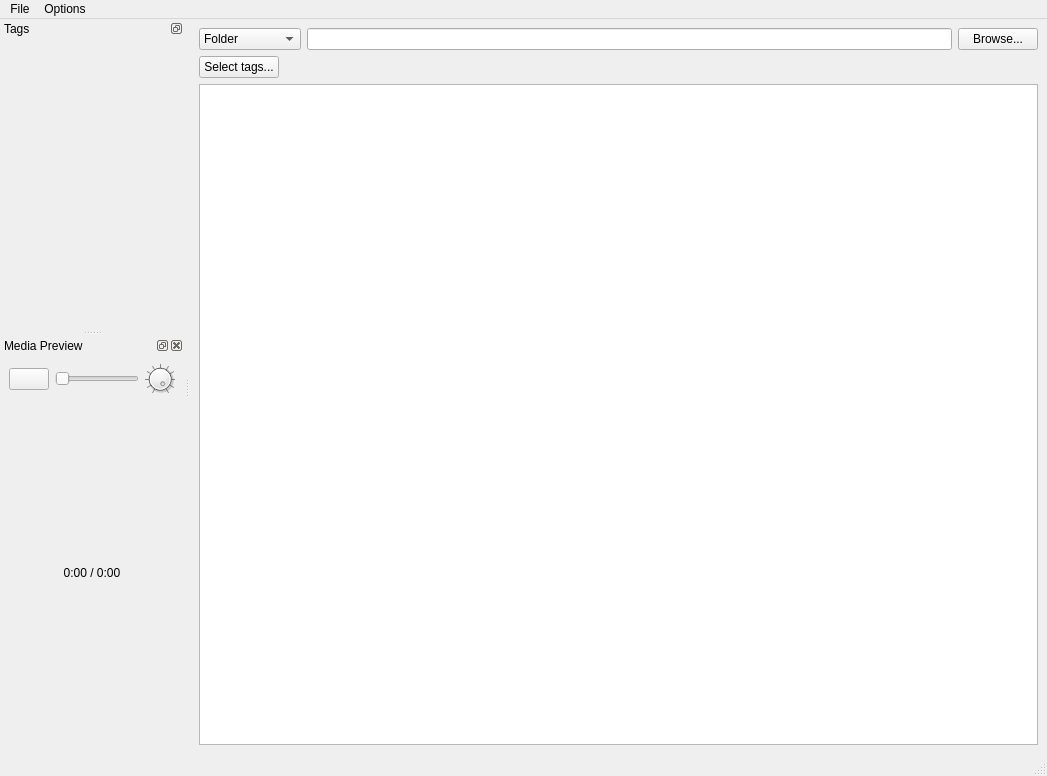
Old version of the form ui/tagger_window.ui in the repository midnightdim/declutter.
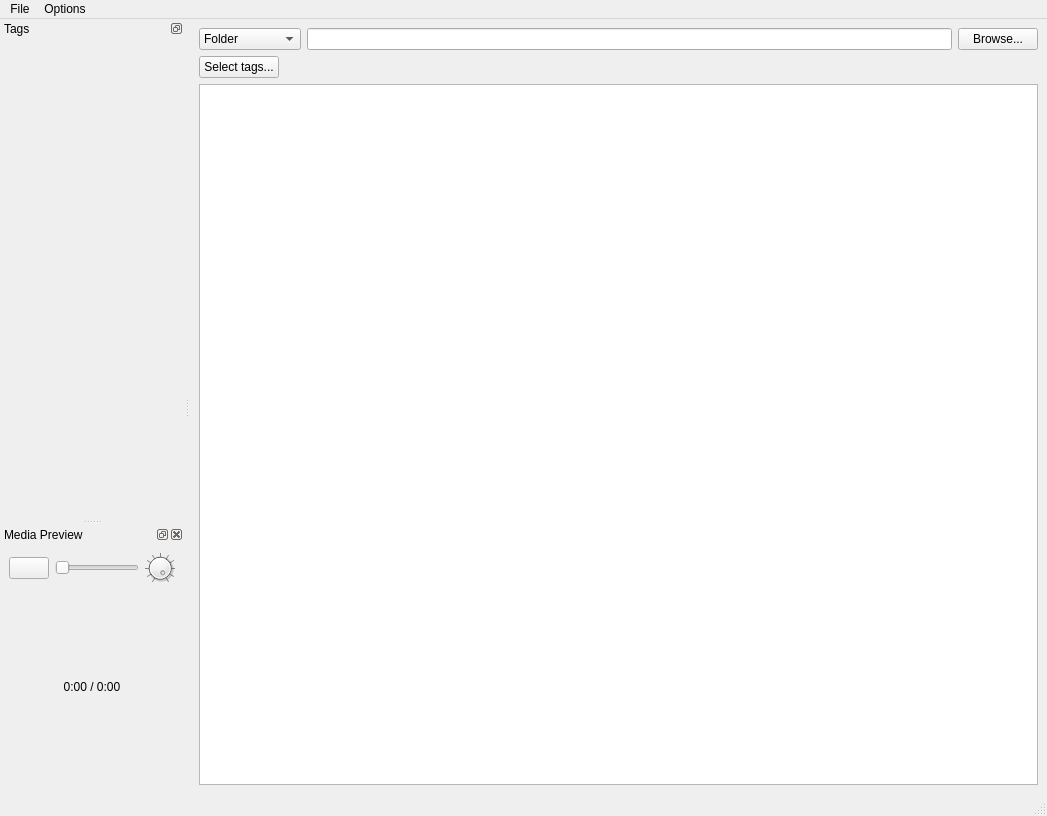
New version of the form. Icons and pictures are not drawn. Custom widgets are drawn as their Qt base class.

```diff
--- a/ui/tagger_window.ui
+++ b/ui/tagger_window.ui
@@ -146,7 +146,7 @@
   <widget class="QStatusBar" name="statusbar"/>
   <widget class="QDockWidget" name="tagsDockWidget">
    <property name="sizePolicy">
-    <sizepolicy hsizetype="MinimumExpanding" vsizetype="Preferred">
+    <sizepolicy hsizetype="MinimumExpanding" vsizetype="MinimumExpanding">
      <horstretch>0</horstretch>
      <verstretch>0</verstretch>
     </sizepolicy>
@@ -154,7 +154,7 @@
    <property name="minimumSize">
     <size>
      <width>180</width>
-     <height>200</height>
+     <height>500</height>
     </size>
    </property>
    <property name="styleSheet">
@@ -221,7 +221,7 @@
           <x>0</x>
           <y>0</y>
           <width>180</width>
-          <height>400</height>
+          <height>478</height>
          </rect>
         </property>
         <property name="sizePolicy">
@@ -270,7 +270,7 @@
     </property>
     <layout class="QGridLayout" name="gridLayout_5">
      <item row="0" column="0">
-      <layout class="QGridLayout" name="gridLayout_4" rowstretch="30,1,1,0">
+      <layout class="QGridLayout" name="gridLayout_4" rowstretch="30,1,1">
        <item row="1" column="0">
         <layout class="QHBoxLayout" name="horizontalLayout_2">
          <item>
```
